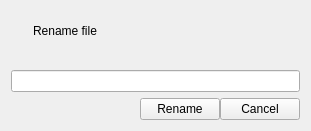
Old version of the form qimgv/gui/overlays/renameoverlay.ui in the repository do-i/thumbgrid.
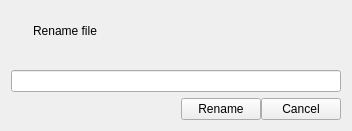
New version of the form. Custom widgets are drawn as their Qt base class.

Commit message: [renameoverlay] increase width; fix enter/return  #224

Diff of the .ui file:
```diff
--- a/qimgv/gui/overlays/renameoverlay.ui
+++ b/qimgv/gui/overlays/renameoverlay.ui
@@ -6,7 +6,7 @@
    <rect>
     <x>0</x>
     <y>0</y>
-    <width>311</width>
+    <width>348</width>
     <height>131</height>
    </rect>
   </property>
@@ -26,6 +26,9 @@
    <property name="spacing">
     <number>10</number>
    </property>
+   <property name="sizeConstraint">
+    <enum>QLayout::SetMinAndMaxSize</enum>
+   </property>
    <property name="leftMargin">
     <number>1</number>
    </property>
@@ -152,7 +155,7 @@
       <widget class="QLineEdit" name="fileName">
        <property name="minimumSize">
         <size>
-         <width>250</width>
+         <width>330</width>
          <height>0</height>
         </size>
        </property>
```
The commit also changes 1 other file.
